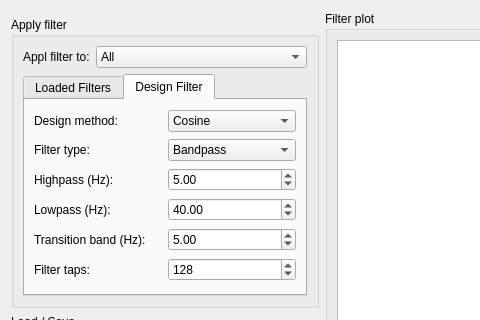
This is MNE/disp/filterwindowwidget.ui in mne-tools/mne-cpp as Qt 5 draws it before an edit; both pictures show x 0 to 480 and y 0 to 320 of the 924 by 466 pixel window. The edited form follows.
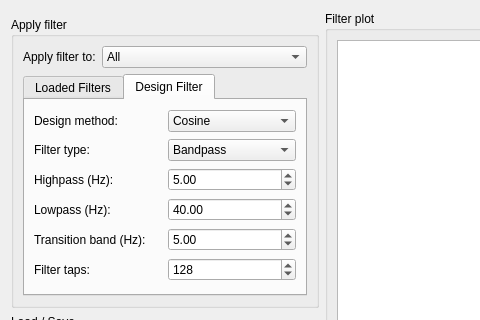
This is the edited form.

The edit to the form file:
```diff
--- a/MNE/disp/filterwindowwidget.ui
+++ b/MNE/disp/filterwindowwidget.ui
@@ -43,7 +43,7 @@
         <item row="0" column="0">
          <widget class="QLabel" name="m_label_applyFilterTo">
           <property name="text">
-           <string>Appl filter to:</string>
+           <string>Apply filter to:</string>
           </property>
          </widget>
         </item>
```
